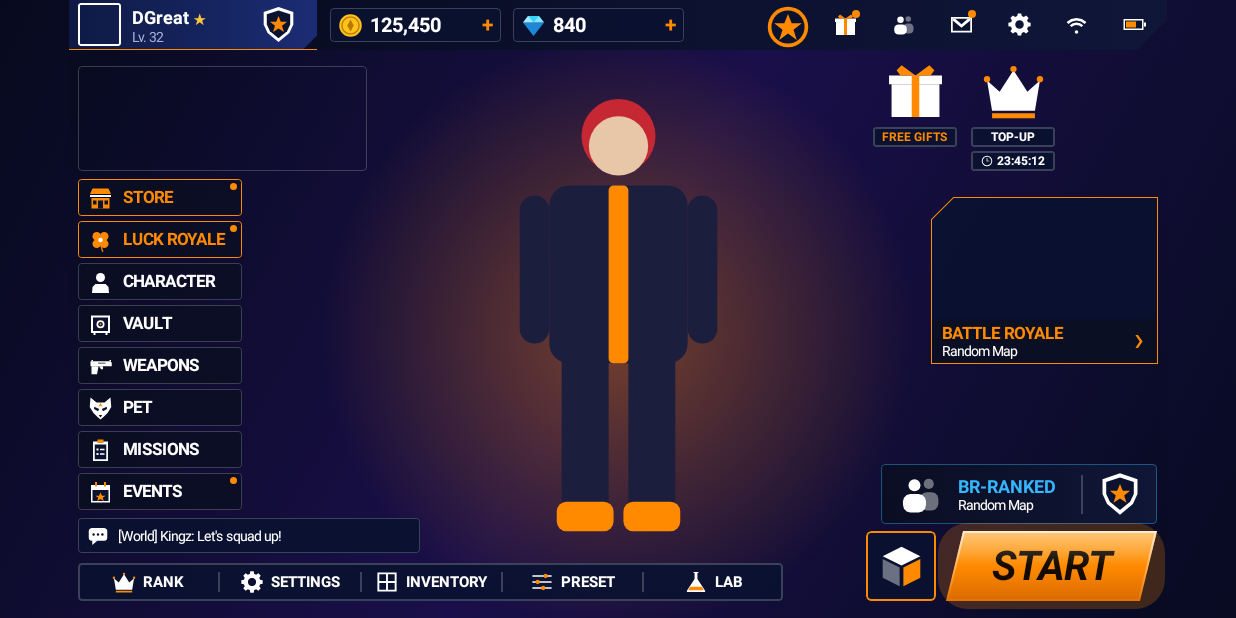
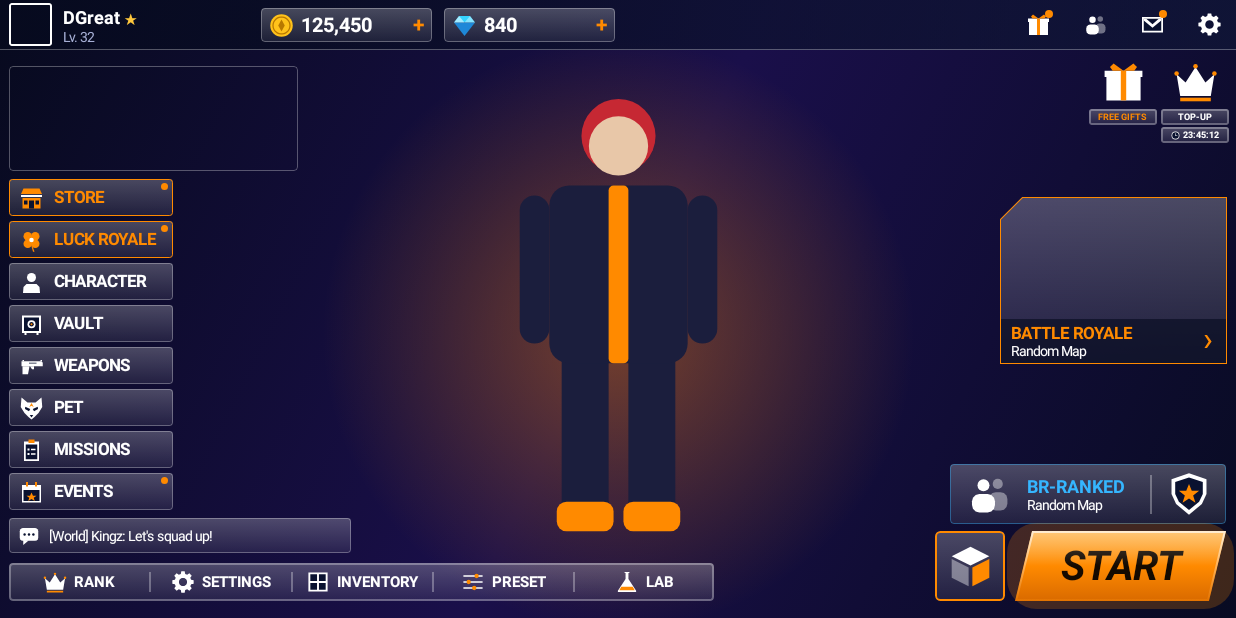
Before and after one commit to dgreatversegamedev/Nightfall3d, an Android app built with Jetpack Compose: the screen it shows after launch (MainActivity), on a phone screen of 824 x 412 dp (held sideways). Run offline under Robolectric (Android 15) with nearby library versions, the phone set to English and light mode, and no system bars.

Commit message:
Update MainMenuScreen.kt

```diff
--- a/app/src/main/java/com/d200/nightfall3d/ui/MainMenuScreen.kt
+++ b/app/src/main/java/com/d200/nightfall3d/ui/MainMenuScreen.kt
@@ -97,7 +97,9 @@ private val Navy = Color(0xEB0A1230)
 private val Orange = Color(0xFFFF8A00)
 private val OrangeDark = Color(0xFFC96A00)
 private val RankBlue = Color(0xFF35B6FF)
-private val Line = Color(0x33FFFFFF)
+private val Line = Color(0x4DFFFFFF)
+/** Glass morphism: frosted white tint over the scene, thin light border. */
+private val GlassBrush = Brush.verticalGradient(listOf(Color(0x40FFFFFF), Color(0x14FFFFFF)))
 private val OrangeBrush = Brush.verticalGradient(listOf(Color(0xFFFFB347), Orange, Color(0xFFD96A00)))
 
 /** Only routes that already exist in the app are opened. New buttons are UI only for now. */
@@ -155,9 +157,7 @@ fun MainMenuScreen(api: GameApi, onOpen: (String) -> Unit) {
     ) {
         if (maxWidth >= maxHeight) {
             val k = minOf(maxWidth.value / REF_W, maxHeight.value / REF_H)
-            Box(Modifier.align(Alignment.Center)) {
-                MenuFrame(k, p.name, p.level, p.coins, p.diamonds, go)
-            }
+            MenuFrame(k, p.name, p.level, p.coins, p.diamonds, go)
         } else {
             PortraitMenu(maxWidth.value / 800f, p.name, p.level, p.coins, p.diamonds, go)
         }
@@ -174,7 +174,7 @@ private fun CurrencyPill(k: Float, modifier: Modifier, glyph: Glyph, value: Stri
         modifier
             .sized(k, 260f, 52f)
             .clip(shape)
-            .background(Navy)
+            .background(GlassBrush)
             .border((1.5f * k).dp, Line, shape)
             .padding(horizontal = (12 * k).dp),
         verticalAlignment = Alignment.CenterVertically
@@ -206,28 +206,22 @@ private fun TopIcon(k: Float, modifier: Modifier, glyph: Glyph, dot: Boolean = f
 
 @Composable
 private fun MenuFrame(k: Float, name: String, level: Int, coins: Int, diamonds: Int, go: (String) -> Unit) {
-    Box(Modifier.sized(k, REF_W, REF_H)) {
+    Box(Modifier.fillMaxSize()) {
         if (drawableId("menu_bg") != 0) {
-            ArtImage("menu_bg", Modifier.fillMaxSize(), ContentScale.FillBounds)
+            ArtImage("menu_bg", Modifier.fillMaxSize(), ContentScale.Crop)
         } else {
             Box(Modifier.fillMaxSize().background(NfBrush.Screen))
             CharacterSilhouette(Modifier.align(Alignment.Center).fillMaxHeight(0.8f).width((300 * k).dp))
         }
 
-        // ---------- top bar (full width, 76 high)
+        // ---------- top bar: simple glass strip across the whole width
         Box(
-            atTL(k, 0f, 0f)
-                .sized(k, REF_W, 76f)
-                .clip(CutCornerShape(bottomEnd = (46 * k).dp))
-                .background(Brush.horizontalGradient(listOf(Color(0xF2060A1E), Color(0xE60F1738))))
+            Modifier
+                .fillMaxWidth()
+                .height((76 * k).dp)
+                .background(Brush.horizontalGradient(listOf(Color(0xCC060A1E), Color(0x99101838))))
         )
-        Box(
-            atTL(k, 0f, 0f)
-                .sized(k, 378f, 76f)
-                .clip(CutCornerShape(bottomEnd = (22 * k).dp))
-                .background(Brush.horizontalGradient(listOf(Color(0xFF0E1A44), Color(0xFF1B2C74))))
-        )
-        Box(atTL(k, 0f, 74f).sized(k, 378f, 2f).background(Orange))
+        Box(atTL(k, 0f, 75f).fillMaxWidth().height((1 * k).dp).background(Line))
         Box(
             atTL(k, 14f, 5f)
                 .sized(k, 66f, 66f)
@@ -240,39 +234,38 @@ private fun MenuFrame(k: Float, name: String, level: Int, coins: Int, diamonds:
             NfText("\u2605", size = fsz(k, 24f), color = NfColors.Gold)
         }
         NfText("Lv. $level", atTL(k, 96f, 44f), size = fsz(k, 22f), color = NfColors.TextDim)
-        GlyphIcon(Glyph.RANKBADGE, atTL(k, 290f, 8f).sized(k, 60f, 60f))
 
         CurrencyPill(k, atTL(k, 398f, 12f), Glyph.COIN, formatNum(coins))
         CurrencyPill(k, atTL(k, 676f, 12f), Glyph.GEM, formatNum(diamonds))
 
-        // six icons on one 88 px pitch, right aligned
-        GlyphIcon(Glyph.MEMBER, atTL(k, 1060f, 6f).sized(k, 70f, 70f))
-        TopIcon(k, atTL(k, 1156f, 11f), Glyph.GIFT, true) { go("gifts") }
-        TopIcon(k, atTL(k, 1244f, 11f), Glyph.PLAYERS) { go("friends") }
-        TopIcon(k, atTL(k, 1332f, 11f), Glyph.MAIL, true) { go("mail") }
-        TopIcon(k, atTL(k, 1420f, 11f), Glyph.GEAR) { go("settings") }
-        TopIcon(k, atTL(k, 1508f, 11f), Glyph.WIFI)
-        TopIcon(k, atTL(k, 1596f, 11f), Glyph.BATTERY)
+        // four icons, pinned to the right edge
+        Row(
+            edgeTR(k, 14f, 11f),
+            horizontalArrangement = Arrangement.spacedBy((34 * k).dp),
+            verticalAlignment = Alignment.CenterVertically
+        ) {
+            TopIcon(k, Modifier, Glyph.GIFT, true) { go("gifts") }
+            TopIcon(k, Modifier, Glyph.PLAYERS) { go("friends") }
+            TopIcon(k, Modifier, Glyph.MAIL, true) { go("mail") }
+            TopIcon(k, Modifier, Glyph.GEAR) { go("settings") }
+        }
 
-        // ---------- left: banner, equal menu rows, chat strip
+        // ---------- left: banner, equal glass menu rows, chat strip
         MenuBanner(k, atTL(k, ROW_X, 100f)) { go("battlepass") }
         entries.forEachIndexed { i, e ->
             MenuRow(k, e, atTL(k, ROW_X, ROW_Y + i * ROW_PITCH)) { go(e.route) }
         }
         ChatStrip(k, atTL(k, ROW_X, 788f))
 
-        // ---------- right: three equal tiles
-        GiftTile(k, atTL(k, 1218f, 90f)) { go("gifts") }
-        TopUpTile(k, atTL(k, 1368f, 90f))
-        Box(atTL(k, 1518f, 90f).sized(k, 140f, 170f)) {
-            ArtImage("art_booyah", Modifier.fillMaxSize())
-        }
+        // ---------- right: two small tiles, pinned to the right edge
+        GiftTile(k, atTR(k, 1448f, 90f, 104f)) { go("gifts") }
+        TopUpTile(k, atTR(k, 1558f, 90f, 104f))
 
         // ---------- right: mode card, ranked, box + START
-        BrCard(k, atTL(k, 1313f, 300f)) { go("play") }
-        RankedCard(k, atTL(k, 1237f, 706f), { go("play") }, { go("friends") })
-        MenuBox(k, atTL(k, 1214f, 809f))
-        StartButton(k, atTL(k, 1335f, 809f)) { go("play") }
+        BrCard(k, atTR(k, 1313f, 300f, 345f)) { go("play") }
+        RankedCard(k, atTR(k, 1237f, 706f, 420f), { go("play") }, { go("friends") })
+        MenuBox(k, atTR(k, 1214f, 809f, 106f))
+        StartButton(k, atTR(k, 1335f, 809f, 322f)) { go("play") }
 
         // ---------- bottom bar
         BottomBar(k, atTL(k, 14f, 857f).sized(k, 1074f, 58f), go)
@@ -394,7 +387,7 @@ private fun MenuRow(k: Float, e: MenuEntry, modifier: Modifier, onClick: () -> U
         modifier
             .sized(k, ROW_W, ROW_H)
             .clip(shape)
-            .background(Brush.horizontalGradient(listOf(Color(0xF20A0E22), Color(0xD00A0E22))))
+            .background(GlassBrush)
             .border((1.5f * k).dp, if (e.hot) Orange else Line, shape)
             .clickable { onClick() }
     ) {
@@ -431,7 +424,7 @@ private fun ChatStrip(k: Float, modifier: Modifier) {
         modifier
             .sized(k, 520f, 54f)
             .clip(shape)
-            .background(Navy)
+            .background(GlassBrush)
             .border((1.5f * k).dp, Line, shape)
             .padding(horizontal = (14 * k).dp),
         verticalAlignment = Alignment.CenterVertically
@@ -446,19 +439,19 @@ private fun ChatStrip(k: Float, modifier: Modifier) {
 private fun LabelChip(k: Float, modifier: Modifier, text: String, color: Color) {
     val shape = RoundedCornerShape((4 * k).dp)
     Box(
-        modifier.clip(shape).background(Navy).border((1.dp), Line, shape),
+        modifier.clip(shape).background(GlassBrush).border((1.dp), Line, shape),
         contentAlignment = Alignment.Center
-    ) { NfText(text, size = fsz(k, 19f), bold = true, color = color) }
+    ) { NfText(text, size = fsz(k, 15f), bold = true, color = color) }
 }
 
-/** Right side tiles share one size: 140 x 170. */
+/** Right side tiles share one small size: 104 x 128. */
 @Composable
 private fun GiftTile(k: Float, modifier: Modifier, onClick: () -> Unit) {
-    Box(modifier.sized(k, 140f, 170f).clickable { onClick() }) {
-        GlyphIcon(Glyph.GIFT, Modifier.align(Alignment.TopCenter).sized(k, 96f, 96f))
+    Box(modifier.sized(k, 104f, 128f).clickable { onClick() }) {
+        GlyphIcon(Glyph.GIFT, Modifier.align(Alignment.TopCenter).sized(k, 68f, 68f))
         LabelChip(
             k,
-            Modifier.align(Alignment.TopCenter).offset(0.dp, (104 * k).dp).sized(k, 128f, 30f),
+            Modifier.align(Alignment.TopCenter).offset(0.dp, (76 * k).dp).sized(k, 104f, 24f),
             "FREE GIFTS",
             Orange
         )
@@ -468,27 +461,27 @@ private fun GiftTile(k: Float, modifier: Modifier, onClick: () -> Unit) {
 @Composable
 private fun TopUpTile(k: Float, modifier: Modifier) {
     val shape = RoundedCornerShape((4 * k).dp)
-    Box(modifier.sized(k, 140f, 170f)) {
-        GlyphIcon(Glyph.CROWN, Modifier.align(Alignment.TopCenter).sized(k, 96f, 96f))
+    Box(modifier.sized(k, 104f, 128f)) {
+        GlyphIcon(Glyph.CROWN, Modifier.align(Alignment.TopCenter).sized(k, 68f, 68f))
         LabelChip(
             k,
-            Modifier.align(Alignment.TopCenter).offset(0.dp, (104 * k).dp).sized(k, 128f, 30f),
+            Modifier.align(Alignment.TopCenter).offset(0.dp, (76 * k).dp).sized(k, 104f, 24f),
             "TOP-UP",
             Color.White
         )
         Box(
             Modifier
                 .align(Alignment.TopCenter)
-                .offset(0.dp, (140 * k).dp)
-                .sized(k, 128f, 30f)
+                .offset(0.dp, (104 * k).dp)
+                .sized(k, 104f, 24f)
                 .clip(shape)
-                .background(Navy)
+                .background(GlassBrush)
                 .border((1.dp), Line, shape)
         ) {
             Row(Modifier.align(Alignment.Center), verticalAlignment = Alignment.CenterVertically) {
-                GlyphIcon(Glyph.CLOCK, Modifier.size((18 * k).dp))
-                Spacer(Modifier.width((6 * k).dp))
-                NfText("23:45:12", size = fsz(k, 19f), bold = true)
+                GlyphIcon(Glyph.CLOCK, Modifier.size((14 * k).dp))
+                Spacer(Modifier.width((5 * k).dp))
+                NfText("23:45:12", size = fsz(k, 15f), bold = true)
             }
         }
     }
@@ -501,7 +494,7 @@ private fun BrCard(k: Float, modifier: Modifier, onClick: () -> Unit) {
         modifier
             .sized(k, 345f, 255f)
             .clip(shape)
-            .background(Navy)
+            .background(GlassBrush)
             .border((1.5f * k).dp, Orange, shape)
             .clickable { onClick() }
     ) {
@@ -515,7 +508,7 @@ private fun BrCard(k: Float, modifier: Modifier, onClick: () -> Unit) {
                 .align(Alignment.BottomStart)
                 .fillMaxWidth()
                 .height((69 * k).dp)
-                .background(Color(0xF20B0F24))
+                .background(Color(0xB30B0F24))
         ) {
             Column(Modifier.align(Alignment.CenterStart).padding(start = (16 * k).dp)) {
                 NfText("BATTLE ROYALE", size = fsz(k, 27f), bold = true, color = Orange)
@@ -537,7 +530,7 @@ private fun RankedCard(k: Float, modifier: Modifier, onPlay: () -> Unit, onFrien
         modifier
             .sized(k, 420f, 91f)
             .clip(shape)
-            .background(Brush.horizontalGradient(listOf(Color(0xF20A0E22), Color(0xE6101838))))
+            .background(GlassBrush)
             .border((1.5f * k).dp, Color(0x6635B6FF), shape)
             .clickable { onPlay() }
     ) {
@@ -576,7 +569,7 @@ private fun MenuBox(k: Float, modifier: Modifier) {
         modifier
             .sized(k, 106f, 106f)
             .clip(shape)
-            .background(Navy)
+            .background(GlassBrush)
             .border((2 * k).dp, Orange, shape),
         contentAlignment = Alignment.Center
     ) { GlyphIcon(Glyph.CUBE, Modifier.sized(k, 72f, 72f)) }
@@ -626,7 +619,7 @@ private fun BottomBar(k: Float, modifier: Modifier, go: (String) -> Unit) {
     Row(
         modifier
             .clip(shape)
-            .background(Navy)
+            .background(GlassBrush)
             .border(1.dp, Line, shape),
         verticalAlignment = Alignment.CenterVertically
     ) {
```
